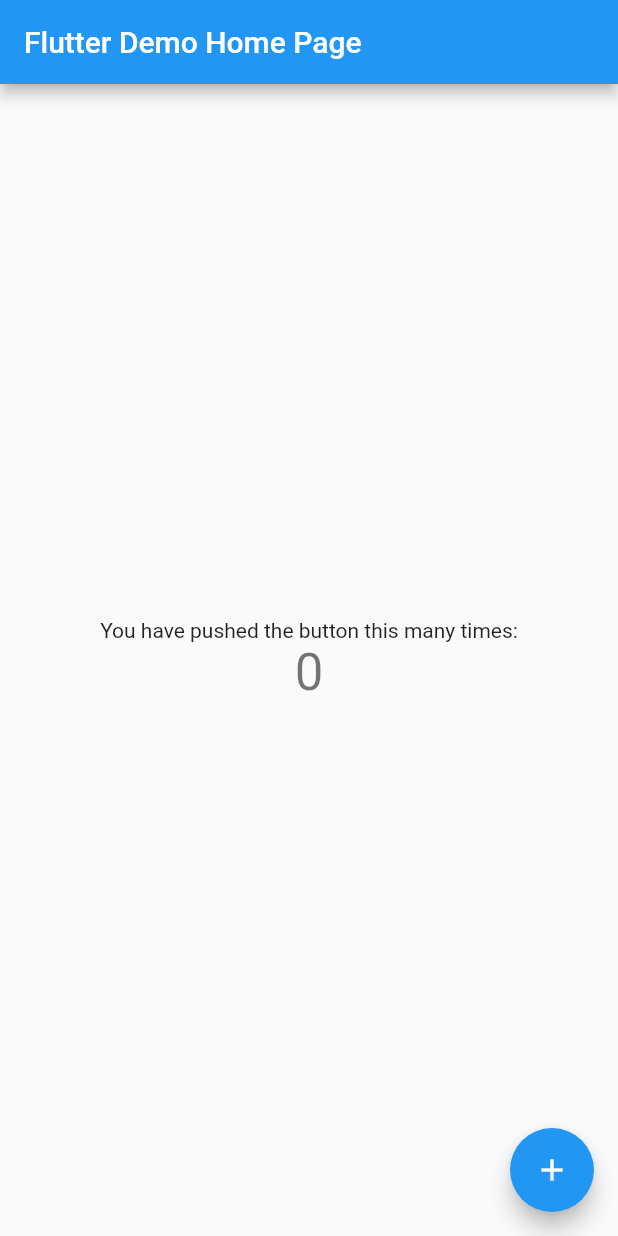
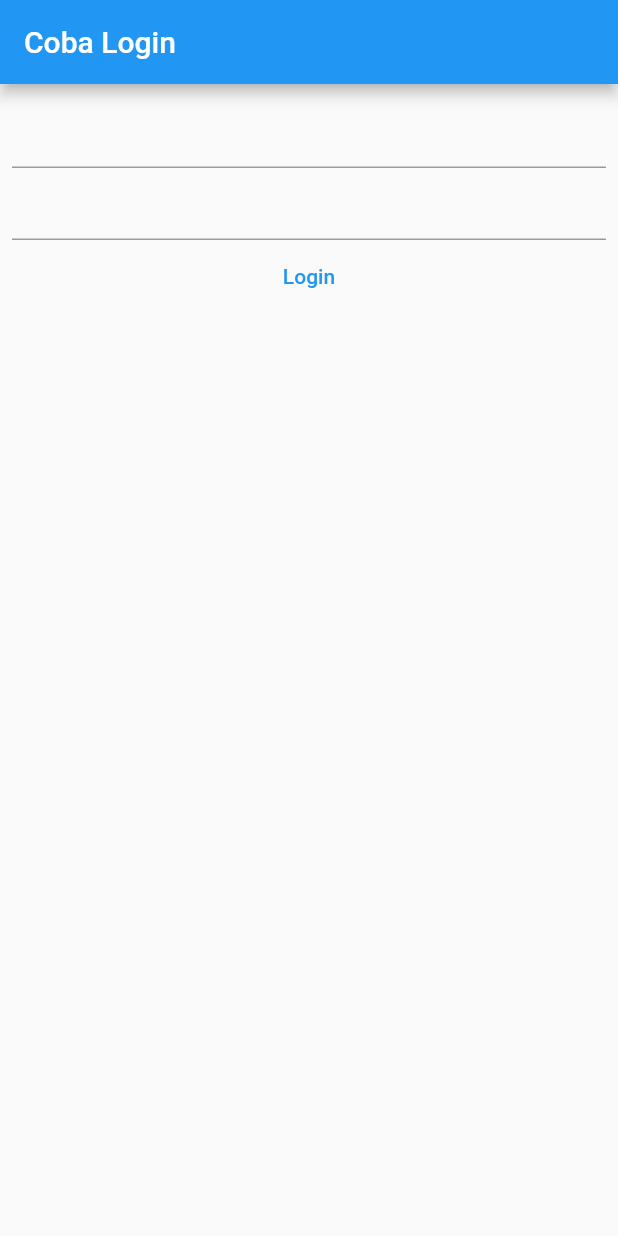
Before and after one commit to prasetya4di/my-login, a Flutter app: the screen it shows after launch, on a phone screen of 412 x 824 dp. Run offline on Flutter 3.47's test engine with Material 2 defaults, Android fonts, the phone set to English and light mode, and no system bars; our stand-ins replace either_dart, get.

Commit message:
Add login view and function

```diff
--- a/lib/login/repository/impl/login_repository_impl.dart
+++ b/lib/login/repository/impl/login_repository_impl.dart
@@ -5,12 +5,14 @@ import 'package:my_login/login/model/login_failed.dart';
 import 'package:my_login/login/model/login_success.dart';
 import 'package:my_login/login/repository/login_repository.dart';
 
-class LoginRepositoryImpl extends LoginRepository {
+class LoginRepositoryImpl implements LoginRepository {
   @override
   Future<Either<LoginFailed, LoginSuccess>> login(
       String username, String password) async {
-    Response response =
-        await post("login", {"username": username, "password": password});
+    Response response = await GetConnect().post("https://reqres.in/api/login",
+        {"username": username, "password": password});
+    if (response == null)
+      return Left(LoginFailed(error: 'Login failed, please try again later'));
     return Either.condLazy(
         response.statusCode == HttpStatus.ok,
         () => LoginFailed.fromJson(response.body),
--- a/lib/login/repository/login_repository.dart
+++ b/lib/login/repository/login_repository.dart
@@ -1,9 +1,8 @@
 import 'package:either_dart/either.dart';
-import 'package:get/get.dart';
 import 'package:my_login/login/model/login_failed.dart';
 import 'package:my_login/login/model/login_success.dart';
 
-abstract class LoginRepository extends GetConnect {
+abstract class LoginRepository {
   Future<Either<LoginFailed, LoginSuccess>> login(
       String username, String password);
 }
--- /dev/null
+++ b/lib/login/view/login_view.dart
@@ -0,0 +1,44 @@
+import 'package:flutter/material.dart';
+import 'package:get/get.dart';
+import 'package:my_login/login/controller/login_controller.dart';
+
+class LoginView extends StatelessWidget {
+  final LoginController _loginController = Get.find();
+
+  LoginView({Key? key}) : super(key: key);
+
+  @override
+  Widget build(BuildContext context) {
+    return Scaffold(
+      appBar: AppBar(
+        title: const Text("Coba Login"),
+      ),
+      body: Container(
+        padding: const EdgeInsets.all(8),
+        child: Obx(() => Column(
+              children: [
+                TextField(
+                  onChanged: (value) => _loginController.username = value,
+                ),
+                TextField(
+                  onChanged: (value) => _loginController.password = value,
+                  obscureText: true,
+                  enableSuggestions: false,
+                  autocorrect: false,
+                ),
+                IgnorePointer(
+                  ignoring: _loginController.isLoading.value,
+                  child: TextButton(
+                    onPressed: () {
+                      _loginController.doLogin();
+                    },
+                    child: const Text("Login"),
+                  ),
+                ),
+                Text(_loginController.errorMessage.string)
+              ],
+            )),
+      ),
+    );
+  }
+}
--- a/lib/main.dart
+++ b/lib/main.dart
@@ -1,12 +1,16 @@
 import 'package:flutter/material.dart';
 import 'package:get/get.dart';
+import 'package:my_login/login/controller/login_controller.dart';
 import 'package:my_login/login/domain/impl/login_use_case_impl.dart';
+import 'package:my_login/login/domain/login_use_case.dart';
 import 'package:my_login/login/repository/impl/login_repository_impl.dart';
+import 'package:my_login/login/repository/login_repository.dart';
+import 'package:my_login/login/view/login_view.dart';
 
 void main() {
-  GetConnect().httpClient.baseUrl = "https://reqres.in/api/";
-  Get.put(LoginRepositoryImpl());
-  Get.put(LoginUseCaseImpl());
+  Get.lazyPut<LoginRepository>(() => LoginRepositoryImpl());
+  Get.lazyPut<LoginUseCase>(() => LoginUseCaseImpl());
+  Get.lazyPut(() => LoginController());
   runApp(const MyApp());
 }
 
@@ -30,92 +34,7 @@ class MyApp extends StatelessWidget {
         // is not restarted.
         primarySwatch: Colors.blue,
       ),
-      home: const MyHomePage(title: 'Flutter Demo Home Page'),
+      home: LoginView(),
     );
   }
 }
-
-class MyHomePage extends StatefulWidget {
-  const MyHomePage({Key? key, required this.title}) : super(key: key);
-
-  // This widget is the home page of your application. It is stateful, meaning
-  // that it has a State object (defined below) that contains fields that affect
-  // how it looks.
-
-  // This class is the configuration for the state. It holds the values (in this
-  // case the title) provided by the parent (in this case the App widget) and
-  // used by the build method of the State. Fields in a Widget subclass are
-  // always marked "final".
-
-  final String title;
-
-  @override
-  State<MyHomePage> createState() => _MyHomePageState();
-}
-
-class _MyHomePageState extends State<MyHomePage> {
-  int _counter = 0;
-
-  void _incrementCounter() {
-    setState(() {
-      // This call to setState tells the Flutter framework that something has
-      // changed in this State, which causes it to rerun the build method below
-      // so that the display can reflect the updated values. If we changed
-      // _counter without calling setState(), then the build method would not be
-      // called again, and so nothing would appear to happen.
-      _counter++;
-    });
-  }
-
-  @override
-  Widget build(BuildContext context) {
-    // This method is rerun every time setState is called, for instance as done
-    // by the _incrementCounter method above.
-    //
-    // The Flutter framework has been optimized to make rerunning build methods
-    // fast, so that you can just rebuild anything that needs updating rather
-    // than having to individually change instances of widgets.
-    return Scaffold(
-      appBar: AppBar(
-        // Here we take the value from the MyHomePage object that was created by
-        // the App.build method, and use it to set our appbar title.
-        title: Text(widget.title),
-      ),
-      body: Center(
-        // Center is a layout widget. It takes a single child and positions it
-        // in the middle of the parent.
-        child: Column(
-          // Column is also a layout widget. It takes a list of children and
-          // arranges them vertically. By default, it sizes itself to fit its
-          // children horizontally, and tries to be as tall as its parent.
-          //
-          // Invoke "debug painting" (press "p" in the console, choose the
-          // "Toggle Debug Paint" action from the Flutter Inspector in Android
-          // Studio, or the "Toggle Debug Paint" command in Visual Studio Code)
-          // to see the wireframe for each widget.
-          //
-          // Column has various properties to control how it sizes itself and
-          // how it positions its children. Here we use mainAxisAlignment to
-          // center the children vertically; the main axis here is the vertical
-          // axis because Columns are vertical (the cross axis would be
-          // horizontal).
-          mainAxisAlignment: MainAxisAlignment.center,
-          children: <Widget>[
-            const Text(
-              'You have pushed the button this many times:',
-            ),
-            Text(
-              '$_counter',
-              style: Theme.of(context).textTheme.headline4,
-            ),
-          ],
-        ),
-      ),
-      floatingActionButton: FloatingActionButton(
-        onPressed: _incrementCounter,
-        tooltip: 'Increment',
-        child: const Icon(Icons.add),
-      ), // This trailing comma makes auto-formatting nicer for build methods.
-    );
-  }
-}
```
Also changed, not shown: lib/login/controller/login_controller.dart (+21 -11 lines), 2 other files.
